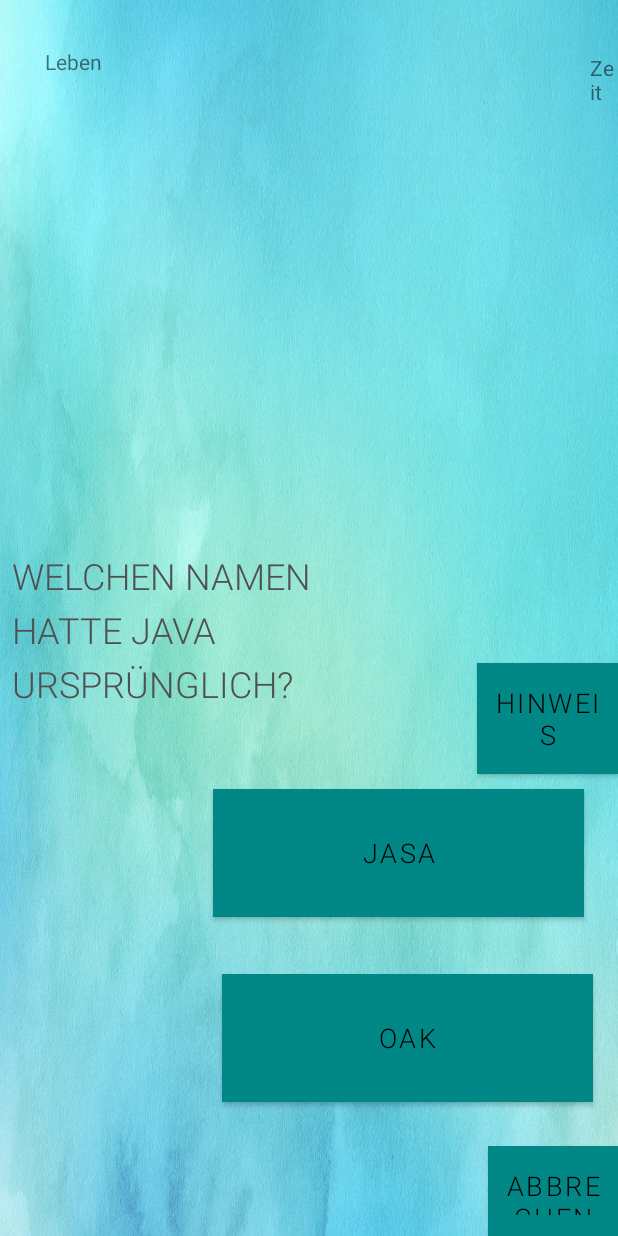
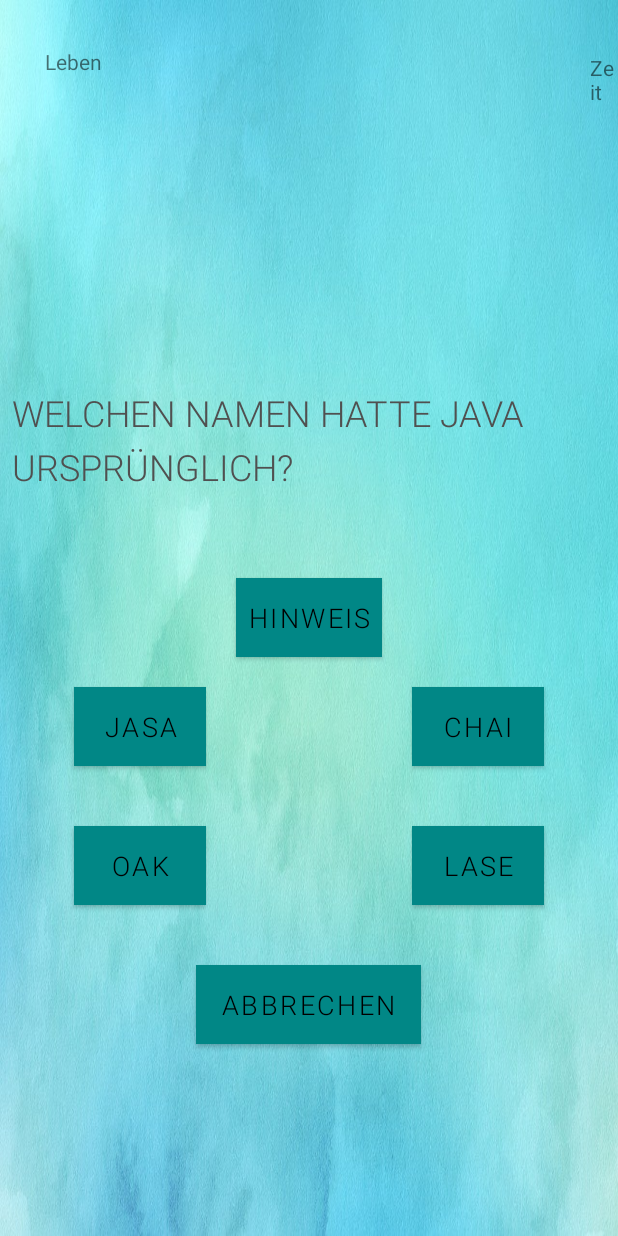
Before and after one commit to lianenguyen1998/QuizMe, an Android app: the layout quiz.xml on its own in the app's theme, with its tools: preview values and no code run, on a phone screen of 412 x 824 dp. Run offline under Robolectric (Android 15) with nearby library versions, the phone set to English and light mode, and no system bars; Roboto replaces fonts that are not available here.

Commit message:
"update quizpage"

```diff
--- a/app/src/main/java/com/example/quizme3/MainActivity.java
+++ b/app/src/main/java/com/example/quizme3/MainActivity.java
@@ -4,11 +4,13 @@
 
 import android.os.Bundle;
 
+import com.example.quizme_layout.R;
+
 public class MainActivity extends AppCompatActivity {
 
     @Override
     protected void onCreate(Bundle savedInstanceState) {
         super.onCreate(savedInstanceState);
-        setContentView(R.layout.activity_main);
+        setContentView(R.layout.quiz);
     }
 }
--- a/app/src/main/res/layout/quiz.xml
+++ b/app/src/main/res/layout/quiz.xml
@@ -9,7 +9,7 @@
 
 
     <TextView
-        android:id="@+id/textView8"
+        android:id="@+id/level"
         android:layout_width="wrap_content"
         android:layout_height="wrap_content"
         android:layout_alignParentStart="true"
@@ -19,7 +19,7 @@
         android:text="Level" />
 
     <TextView
-        android:id="@+id/textView7"
+        android:id="@+id/zeit"
         android:layout_width="wrap_content"
         android:layout_height="wrap_content"
         android:layout_alignParentStart="true"
@@ -30,14 +30,11 @@
         android:text="Zeit" />
 
     <Button
-        android:id="@+id/quit2"
-        android:layout_width="175dp"
+        android:id="@+id/hinweis"
+        android:layout_width="wrap_content"
         android:layout_height="wrap_content"
-        android:layout_alignParentStart="true"
-        android:layout_alignParentTop="true"
+        android:layout_centerHorizontal="true"
         android:layout_centerInParent="true"
-        android:layout_marginStart="318dp"
-        android:layout_marginTop="442dp"
         android:background="@color/white"
         android:fontFamily="sans-serif-light"
         android:padding="8dp"
@@ -46,7 +43,7 @@
         android:textSize="18sp" />
 
     <TextView
-        android:id="@+id/textView2"
+        android:id="@+id/logo"
         android:layout_width="wrap_content"
         android:layout_height="wrap_content"
         android:layout_alignParentStart="true"
@@ -62,14 +59,13 @@
         android:textSize="24sp" />
 
     <TextView
-        android:id="@+id/textView"
+        android:id="@+id/question"
         android:layout_width="wrap_content"
         android:layout_height="wrap_content"
-        android:layout_alignParentTop="true"
-        android:layout_alignParentEnd="true"
-        android:layout_centerInParent="true"
-        android:layout_marginTop="359dp"
-        android:layout_marginEnd="123dp"
+        android:layout_centerVertical="true"
+        android:layout_centerHorizontal="true"
+        android:layout_above="@+id/hinweis"
+        android:layout_marginBottom="50dp"
         android:fontFamily="sans-serif-light"
         android:lineSpacingExtra="8sp"
         android:padding="8dp"
@@ -80,13 +76,12 @@
 
     <Button
         android:id="@+id/choice1"
-        android:layout_width="247dp"
-        android:layout_height="85dp"
-        android:layout_alignParentStart="true"
-        android:layout_alignParentTop="true"
-        android:layout_centerVertical="true"
-        android:layout_marginStart="142dp"
-        android:layout_marginTop="526dp"
+        android:layout_width="wrap_content"
+        android:layout_height="wrap_content"
+        android:layout_below="@id/hinweis"
+        android:layout_toStartOf="@id/hinweis"
+        android:layout_margin="20dp"
+        android:layout_centerHorizontal="true"
         android:background="@color/white"
         android:fontFamily="sans-serif-light"
         android:padding="8dp"
@@ -96,13 +91,11 @@
 
     <Button
         android:id="@+id/choice2"
-        android:layout_width="247dp"
-        android:layout_height="85dp"
-        android:layout_alignParentStart="true"
-        android:layout_alignParentTop="true"
-        android:layout_centerVertical="true"
-        android:layout_marginStart="425dp"
-        android:layout_marginTop="528dp"
+        android:layout_width="wrap_content"
+        android:layout_height="wrap_content"
+        android:layout_below="@+id/hinweis"
+        android:layout_toEndOf="@id/hinweis"
+        android:layout_margin="20dp"
         android:background="@color/white"
         android:fontFamily="sans-serif-light"
         android:padding="8dp"
@@ -112,13 +105,13 @@
 
     <Button
         android:id="@+id/choice3"
-        android:layout_width="247dp"
-        android:layout_height="85dp"
-        android:layout_alignParentStart="true"
-        android:layout_alignParentTop="true"
+        android:layout_width="wrap_content"
+        android:layout_height="wrap_content"
         android:layout_centerVertical="true"
-        android:layout_marginStart="148dp"
-        android:layout_marginTop="649dp"
+        android:layout_centerHorizontal="true"
+        android:layout_below="@id/choice1"
+        android:layout_toStartOf="@+id/hinweis"
+        android:layout_margin="20dp"
         android:background="@color/white"
         android:fontFamily="sans-serif-light"
         android:padding="8dp"
@@ -128,13 +121,11 @@
 
     <Button
         android:id="@+id/choice4"
-        android:layout_width="247dp"
-        android:layout_height="85dp"
-        android:layout_alignParentStart="true"
-        android:layout_alignParentTop="true"
-        android:layout_centerVertical="true"
-        android:layout_marginStart="425dp"
-        android:layout_marginTop="647dp"
+        android:layout_width="wrap_content"
+        android:layout_height="wrap_content"
+        android:layout_below="@id/choice2"
+        android:layout_toEndOf="@id/hinweis"
+        android:layout_margin="20dp"
         android:background="@color/white"
         android:fontFamily="sans-serif-light"
         android:padding="8dp"
@@ -144,13 +135,11 @@
 
     <Button
         android:id="@+id/quit"
-        android:layout_width="175dp"
+        android:layout_width="150dp"
         android:layout_height="wrap_content"
-        android:layout_alignParentStart="true"
-        android:layout_alignParentTop="true"
-        android:layout_centerInParent="true"
-        android:layout_marginStart="325dp"
-        android:layout_marginTop="764dp"
+        android:layout_margin="20dp"
+        android:layout_centerHorizontal="true"
+        android:layout_below="@+id/choice4"
         android:background="@color/white"
         android:fontFamily="sans-serif-light"
         android:padding="8dp"
@@ -159,7 +148,7 @@
         android:textSize="18sp" />
 
     <TextView
-        android:id="@+id/textView6"
+        android:id="@+id/leben"
         android:layout_width="wrap_content"
         android:layout_height="wrap_content"
         android:layout_alignParentStart="true"
```
Also changed, not shown: app/src/main/java/com/example/quizme_layout/Quiz.java (+83 -0 lines), app/src/main/java/com/example/quizme_layout/Startseite.java (+7 -7 lines), app/src/main/res/layout/startseite.xml (+17 -31 lines).
